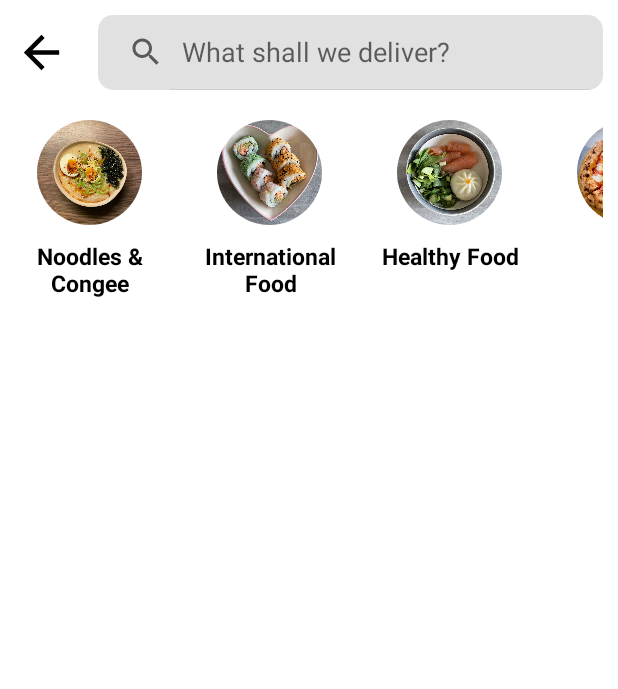
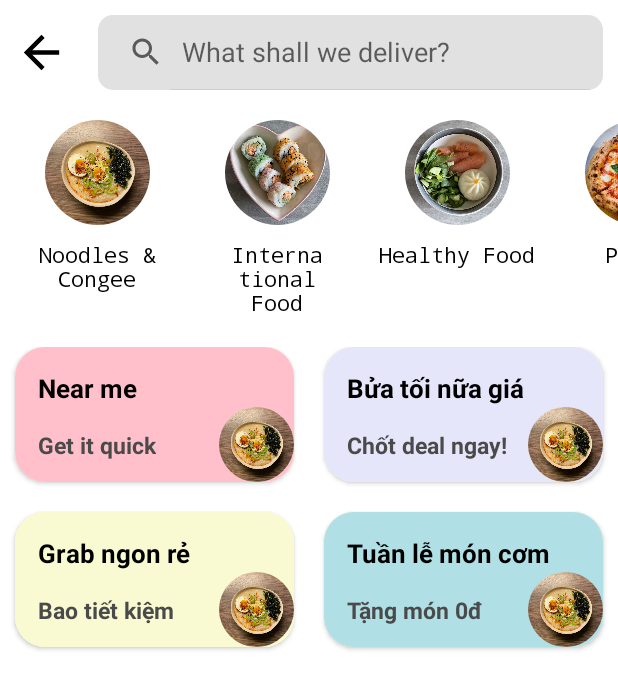
Before and after one commit to baoanhh7/Grab_App_Demo, an Android app: the screen it shows after launch (HomeActivity), on a phone screen of 412 x 824 dp. Shown: the top 689 px of the screen. Run offline under Robolectric (Android 15) with nearby library versions, the phone set to English and light mode, and no system bars; our stand-ins replace CircleImageView.

Commit message:
commit 7/4 11:11 PM

```diff
--- a/app/src/main/java/com/example/grab_demo/HomeActivity.java
+++ b/app/src/main/java/com/example/grab_demo/HomeActivity.java
@@ -4,10 +4,12 @@ import android.os.Bundle;
 
 import androidx.appcompat.app.AppCompatActivity;
 import androidx.appcompat.widget.SearchView;
+import androidx.recyclerview.widget.GridLayoutManager;
 import androidx.recyclerview.widget.LinearLayoutManager;
 import androidx.recyclerview.widget.RecyclerView;
 
 import com.example.grab_demo.adapter.HomeAdapter;
+import com.example.grab_demo.adapter.HomeSecondAdapter;
 import com.example.grab_demo.model.Product;
 
 import java.util.ArrayList;
@@ -15,10 +17,10 @@ import java.util.List;
 
 public class HomeActivity extends AppCompatActivity {
 
-    RecyclerView rcv_header;
-    List<Product> productList;
+    RecyclerView rcv_header, rcv_second;
+    List<Product> productList, productList2;
     HomeAdapter homeAdapter;
-
+    HomeSecondAdapter homeSecondAdapter;
     SearchView searchView;
 
     @Override
@@ -32,24 +34,41 @@ public class HomeActivity extends AppCompatActivity {
     }
 
     private void createData() {
-
+        productList.clear();
         productList.add(new Product("Noodles & Congee", R.drawable.noodle));
         productList.add(new Product("International Food", R.drawable.food));
         productList.add(new Product("Healthy Food", R.drawable.healthy));
         productList.add(new Product("Pizza", R.drawable.pizza));
+        homeAdapter.notifyDataSetChanged();
 
-        homeAdapter.notifyDataSetChanged();
+        productList2.clear();
+        productList2.add(new Product("Near me", "Get it quick", R.color.hongNhat));
+        productList2.add(new Product("Bửa tối nữa giá", "Chốt deal ngay!", R.color.lavender));
+        productList2.add(new Product("Grab ngon rẻ", "Bao tiết kiệm", R.color.vangNhat));
+        productList2.add(new Product("Tuần lễ món cơm", "Tặng món 0đ", R.color.xanhNhat));
+        homeSecondAdapter.notifyDataSetChanged();
+
     }
 
     private void addControls() {
         productList = new ArrayList<>();
+        productList2 = new ArrayList<>();
+
         rcv_header = findViewById(R.id.rcv_header);
+        rcv_second = findViewById(R.id.rcv_second);
+
         homeAdapter = new HomeAdapter(this, productList);
+        homeSecondAdapter = new HomeSecondAdapter(this, productList2);
+
         rcv_header.setAdapter(homeAdapter);
+        rcv_second.setAdapter(homeSecondAdapter);
+
         searchView = findViewById(R.id.searchView);
         searchView.setIconifiedByDefault(false);
 
         LinearLayoutManager linearLayoutManager = new LinearLayoutManager(this, RecyclerView.HORIZONTAL, false);
         rcv_header.setLayoutManager(linearLayoutManager);
+        GridLayoutManager gridLayoutManager = new GridLayoutManager(this, 2);
+        rcv_second.setLayoutManager(gridLayoutManager);
     }
 }
--- /dev/null
+++ b/app/src/main/java/com/example/grab_demo/adapter/HomeSecondAdapter.java
@@ -0,0 +1,61 @@
+package com.example.grab_demo.adapter;
+
+import android.content.Context;
+import android.view.LayoutInflater;
+import android.view.View;
+import android.view.ViewGroup;
+import android.widget.ImageView;
+import android.widget.TextView;
+
+import androidx.annotation.NonNull;
+import androidx.recyclerview.widget.RecyclerView;
+
+import com.example.grab_demo.R;
+import com.example.grab_demo.model.Product;
+
+import java.util.List;
+
+public class HomeSecondAdapter extends RecyclerView.Adapter<HomeSecondAdapter.HomeViewHolder> {
+    Context context;
+    List<Product> productList;
+
+    public HomeSecondAdapter(Context context, List<Product> productList) {
+        this.context = context;
+        this.productList = productList;
+    }
+
+    @NonNull
+    @Override
+    public HomeViewHolder onCreateViewHolder(@NonNull ViewGroup parent, int viewType) {
+        View view = LayoutInflater.from(context).inflate(R.layout.item_second_home, parent, false);
+        return new HomeViewHolder(view);
+    }
+
+    @Override
+    public void onBindViewHolder(@NonNull HomeViewHolder holder, int position) {
+        Product product = productList.get(position);
+
+        holder.txt_name.setText(product.getName());
+        holder.txt_describe.setText(product.getDescribe());
+        holder.img_bg.setImageResource(product.getImg());
+    }
+
+    @Override
+    public int getItemCount() {
+        if (productList != null) return productList.size();
+        return 0;
+    }
+
+    public class HomeViewHolder extends RecyclerView.ViewHolder {
+        TextView txt_name, txt_describe;
+        ImageView img_bg;
+
+        public HomeViewHolder(@NonNull View itemView) {
+            super(itemView);
+
+            txt_name = itemView.findViewById(R.id.txt_name);
+            txt_describe = itemView.findViewById(R.id.txt_describe);
+            img_bg = itemView.findViewById(R.id.img_bg);
+        }
+    }
+}
--- a/app/src/main/java/com/example/grab_demo/model/Product.java
+++ b/app/src/main/java/com/example/grab_demo/model/Product.java
@@ -6,15 +6,30 @@ public class Product implements Serializable {
     private String name;
     private byte[] image;
     private int img;
+    private String describe;
 
     public Product(String name, int img) {
         this.name = name;
         this.img = img;
     }
 
+    public Product(String name, String describe, int img) {
+        this.name = name;
+        this.img = img;
+        this.describe = describe;
+    }
+
     public Product(String name, byte[] image) {
         this.name = name;
         this.image = image;
+    }
+
+    public String getDescribe() {
+        return describe;
+    }
+
+    public void setDescribe(String describe) {
+        this.describe = describe;
     }
 
     public int getImg() {
--- a/app/src/main/res/layout/activity_home.xml
+++ b/app/src/main/res/layout/activity_home.xml
@@ -6,12 +6,12 @@
     android:layout_width="match_parent"
     android:layout_height="match_parent"
     android:orientation="vertical"
-    android:padding="10dp"
     tools:context=".HomeActivity">
 
     <LinearLayout
         android:layout_width="match_parent"
-        android:layout_height="50dp">
+        android:layout_height="50dp"
+        android:layout_margin="10dp">
 
         <ImageButton
             android:layout_width="35dp"
@@ -32,6 +32,12 @@
         android:id="@+id/rcv_header"
         android:layout_width="match_parent"
         android:layout_height="wrap_content"
-        android:layout_marginTop="20dp" />
+        android:layout_marginTop="10dp" />
+
+    <androidx.recyclerview.widget.RecyclerView
+        android:id="@+id/rcv_second"
+        android:layout_width="match_parent"
+        android:layout_height="wrap_content"
+        android:layout_marginTop="10dp" />
 
 </LinearLayout>
--- a/app/src/main/res/layout/item_head_home.xml
+++ b/app/src/main/res/layout/item_head_home.xml
@@ -2,7 +2,7 @@
 <LinearLayout xmlns:android="http://schemas.android.com/apk/res/android"
     android:layout_width="wrap_content"
     android:layout_height="wrap_content"
-    android:layout_marginEnd="20dp"
+    android:layout_marginStart="10dp"
     android:layout_marginBottom="10dp"
     android:orientation="vertical">
 
@@ -16,13 +16,12 @@
 
     <TextView
         android:id="@+id/txt_name"
-        android:layout_width="100dp"
+        android:layout_width="110dp"
         android:layout_height="wrap_content"
         android:layout_marginTop="10dp"
+        android:fontFamily="monospace"
         android:gravity="center"
         android:text="Content"
-        android:textColor="@color/black"
-        android:textSize="15sp"
-        android:textStyle="bold" />
+        android:textColor="@color/black" />
 
 </LinearLayout>
--- a/app/src/main/res/layout/item_second_home.xml
+++ b/app/src/main/res/layout/item_second_home.xml
@@ -1,10 +1,52 @@
 <?xml version="1.0" encoding="utf-8"?>
 <androidx.cardview.widget.CardView xmlns:android="http://schemas.android.com/apk/res/android"
     xmlns:app="http://schemas.android.com/apk/res-auto"
-    android:layout_width="match_parent"
+    android:layout_width="wrap_content"
     android:layout_height="wrap_content"
+    android:layout_marginStart="10dp"
     android:layout_marginEnd="10dp"
-    android:layout_marginBottom="10dp"
-    app:cardCornerRadius="10dp">
+    android:layout_marginBottom="20dp"
+    app:cardCornerRadius="20dp">
+
+    <RelativeLayout
+        android:layout_width="wrap_content"
+        android:layout_height="wrap_content">
+
+        <ImageView
+            android:id="@+id/img_bg"
+            android:layout_width="200dp"
+            android:layout_height="90dp"
+            android:background="@color/vangNhat" />
+
+        <TextView
+            android:id="@+id/txt_name"
+            android:layout_width="wrap_content"
+            android:layout_height="wrap_content"
+            android:layout_margin="15dp"
+            android:text="Name"
+            android:textColor="@color/black"
+            android:textSize="17sp"
+            android:textStyle="bold" />
+
+        <TextView
+            android:id="@+id/txt_describe"
+            android:layout_width="wrap_content"
+            android:layout_height="wrap_content"
+            android:layout_below="@+id/txt_name"
+            android:layout_marginStart="15dp"
+            android:text="Describe"
+            android:textColor="#4A4A4A"
+            android:textSize="15sp"
+            android:textStyle="bold" />
+
+        <de.hdodenhof.circleimageview.CircleImageView
+            android:layout_width="50dp"
+            android:layout_height="50dp"
+            android:layout_alignEnd="@+id/img_bg"
+            android:layout_alignBottom="@+id/img_bg"
+            android:scaleType="centerCrop"
+            android:src="@drawable/noodle" />
+
+    </RelativeLayout>
 
 </androidx.cardview.widget.CardView>
--- a/app/src/main/res/values/colors.xml
+++ b/app/src/main/res/values/colors.xml
@@ -2,4 +2,9 @@
 <resources>
     <color name="black">#FF000000</color>
     <color name="white">#FFFFFFFF</color>
+
+    <color name="hongNhat">#FFC0CB</color>
+    <color name="lavender">#E6E6FA</color>
+    <color name="vangNhat">#FAFAD2</color>
+    <color name="xanhNhat">#B0E0E6</color>
 </resources>
```
